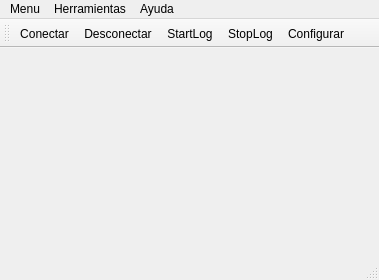
The window that src/Software_source_code/OBDReader_GUI/mainwindow.ui (RobSot/OBDReader) describes before a commit, drawn with Qt 5.
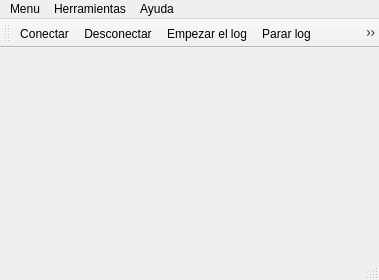
The same window after the commit. Icons and pictures are not drawn.

```diff
--- a/src/Software_source_code/OBDReader_GUI/mainwindow.ui
+++ b/src/Software_source_code/OBDReader_GUI/mainwindow.ui
@@ -64,6 +64,7 @@
    <addaction name="actionDisconnect"/>
    <addaction name="actionStartLog"/>
    <addaction name="actionStopLog"/>
+   <addaction name="actionSelectPid"/>
    <addaction name="actionConfigure"/>
   </widget>
   <widget class="QStatusBar" name="statusBar"/>
@@ -150,9 +151,6 @@
      <normaloff>:/images/start-button.png</normaloff>:/images/start-button.png</iconset>
    </property>
    <property name="text">
-    <string>StartLog</string>
-   </property>
-   <property name="toolTip">
     <string>Empezar el log</string>
    </property>
    <property name="shortcut">
@@ -165,7 +163,7 @@
      <normaloff>:/images/stop-button-red-md.png</normaloff>:/images/stop-button-red-md.png</iconset>
    </property>
    <property name="text">
-    <string>StopLog</string>
+    <string>Parar log</string>
    </property>
    <property name="toolTip">
     <string>Parar el log</string>
@@ -174,6 +172,21 @@
     <string>P</string>
    </property>
   </action>
+  <action name="actionSelectPid">
+   <property name="icon">
+    <iconset resource="OBDReader_GUI.qrc">
+     <normaloff>:/images/pid-gauge.png</normaloff>:/images/pid-gauge.png</iconset>
+   </property>
+   <property name="text">
+    <string>Seleccionar PIDs</string>
+   </property>
+   <property name="iconText">
+    <string>Seleccionar PIDs</string>
+   </property>
+   <property name="toolTip">
+    <string>Desplegable con los PIDs para elegir</string>
+   </property>
+  </action>
  </widget>
  <layoutdefault spacing="6" margin="11"/>
  <resources>
```
Left out of the diff: 16 changed lines with no effect on the pictures.
